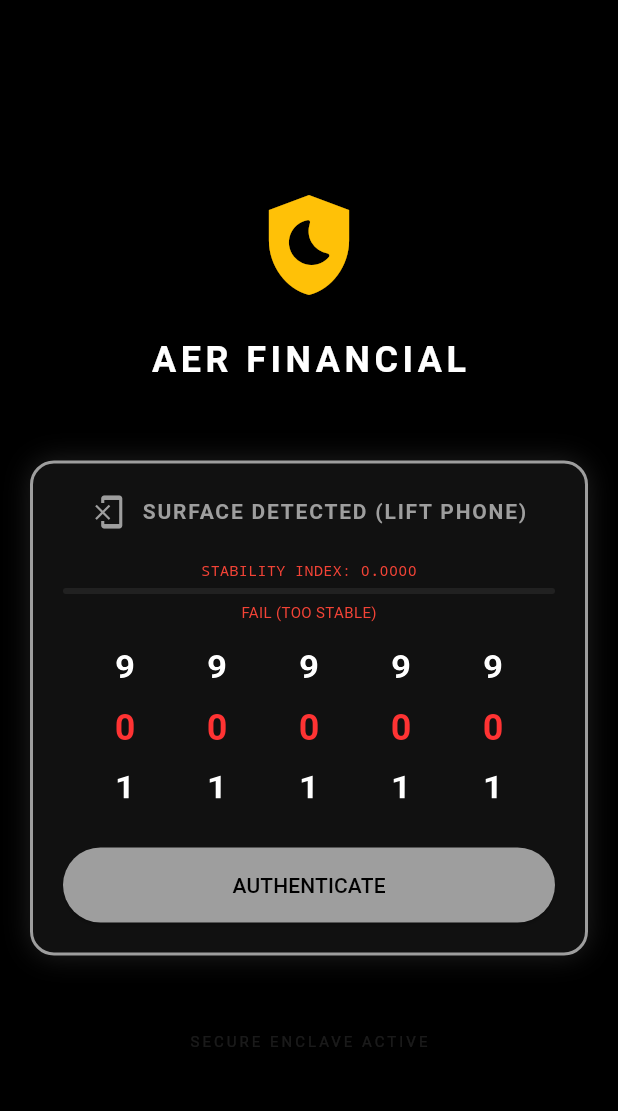
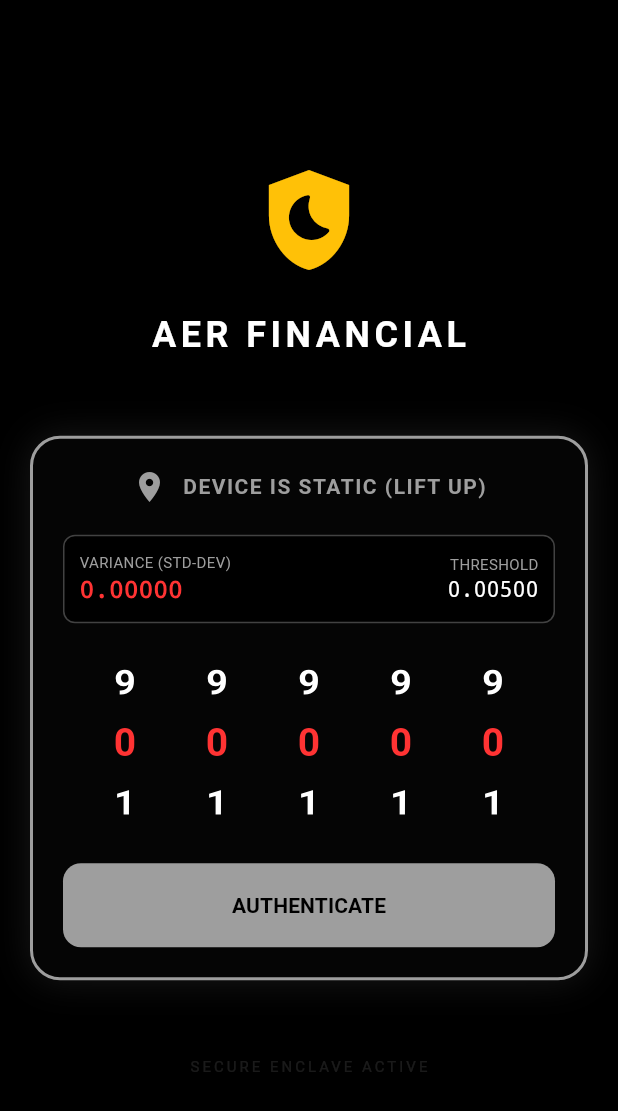
Before and after one commit to aerevo/CryptexAer, a Flutter app: the screen it shows after launch, on a phone screen of 412 x 824 dp. Shown: the top 1111 px of the screen. Run offline on Flutter 3.47's test engine with Material 3 defaults, Android fonts, the phone set to English and light mode, and no system bars; our stand-ins replace sensors_plus, shared_preferences.

Commit message:
Update cla_widget.dart

```diff
--- a/lib/cryptex_lock/src/cla_widget.dart
+++ b/lib/cryptex_lock/src/cla_widget.dart
@@ -1,4 +1,5 @@
 import 'dart:async';
+import 'dart:math'; // WAJIB UNTUK FORMULA MATEMATIK
 import 'package:flutter/material.dart';
 import 'package:flutter/services.dart';
 import 'package:sensors_plus/sensors_plus.dart';
@@ -28,13 +29,16 @@ class CryptexLock extends StatefulWidget {
 class _CryptexLockState extends State<CryptexLock> {
   StreamSubscription<AccelerometerEvent>? _accelSub;
 
-  // SENSOR BARU: HUMAN TREMOR AVERAGING
-  // Kita simpan 50 data terakhir untuk cari purata
-  final List<double> _shakeHistory = [];
-  double _averageShake = 0.0;
-  bool _isStableSurface = true; // Default anggap di meja (Safety First)
+  // DATA SENSOR
+  final List<double> _history = [];
+  double _currentStdDev = 0.0; // Nilai Sisihan Piawai Semasa
+  bool _isHuman = false;       // Keputusan Akhir
 
-  // Warna Status
+  // CONFIG SENSITIVITI
+  // 0.002 adalah sangat rendah. Lantai biasanya < 0.002. Tangan > 0.005.
+  static const double HUMAN_THRESHOLD = 0.005;
+
+  // WARNA
   final Color _colLocked = const Color(0xFFFFD700);
   final Color _colFail = const Color(0xFFFF9800);
   final Color _colJam = const Color(0xFFFF3333);
@@ -48,35 +52,39 @@ class _CryptexLockState extends State<CryptexLock> {
   }
 
   void _startListening() {
-    // Sampling rate accelerometer biasanya 60Hz (60 kali sesaat)
     _accelSub = accelerometerEvents.listen((AccelerometerEvent e) {
-      // 1. Kira magnitud gegaran
-      double magnitude = (e.x.abs() + e.y.abs() + e.z.abs()) / 9.8;
-      double shake = (magnitude - 1.0).abs();
+      // 1. Kira Magnitud Mentah
+      // Kita tak tolak 1.0 disini, sebab kita nak tengok variasi, bukan nilai asal.
+      double magnitude = sqrt(e.x * e.x + e.y * e.y + e.z * e.z);
 
-      // 2. Masukkan dalam sejarah (Rolling Buffer)
-      _shakeHistory.add(shake);
-      if (_shakeHistory.length > 50) {
-        _shakeHistory.removeAt(0); // Buang data lama
+      // 2. Simpan 50 sampel terakhir (kurang 1 saat data)
+      _history.add(magnitude);
+      if (_history.length > 50) {
+        _history.removeAt(0);
       }
 
-      // 3. Kira Purata (Average)
-      // Ini yang membezakan 'Ketuk Skrin' vs 'Pegang Tangan'
-      // Ketuk skrin = Spike sekejap, tapi purata rendah.
-      // Pegang tangan = Sentiasa ada gegaran kecil, purata tinggi.
-      double sum = _shakeHistory.fold(0, (p, c) => p + c);
-      double avg = _shakeHistory.isEmpty ? 0 : sum / _shakeHistory.length;
+      // 3. KIRA SISIHAN PIAWAI (STANDARD DEVIATION)
+      // Ini adalah jantung algoritma baru.
+      if (_history.length > 2) {
+        // A. Cari Min (Purata)
+        double mean = _history.reduce((a, b) => a + b) / _history.length;
 
-      // THRESHOLD MAUT: 0.02
-      // Di lantai: avg biasanya 0.001 - 0.005 (Sangat rendah)
-      // Di tangan: avg biasanya 0.02 - 0.05 (Walaupun cuba diam)
-      bool detectedSurface = avg < 0.02;
+        // B. Cari Varians (Jarak setiap titik dari Min)
+        double variance = _history.map((x) => (x - mean) * (x - mean))
+                                  .reduce((a, b) => a + b) / _history.length;
+
+        // C. Sisihan Piawai = Punca Kuasa Varians
+        double stdDev = sqrt(variance);
+
+        // 4. BANDING DENGAN AMBANG
+        bool detectedHuman = stdDev > HUMAN_THRESHOLD;
 
         if (mounted) {
           setState(() {
-          _averageShake = avg;
-          _isStableSurface = detectedSurface;
+            _currentStdDev = stdDev;
+            _isHuman = detectedHuman;
           });
+        }
       }
     });
   }
@@ -88,11 +96,9 @@ class _CryptexLockState extends State<CryptexLock> {
   }
 
   void _handleUnlock() {
-    // JIKA SURFACE STABIL (MEJA/LANTAI) -> GAGAL
-    // Kita hantar 'false' ke controller jika ia dikesan stabil
-    bool hasHumanTremor = !_isStableSurface;
-
-    widget.controller.validateAttempt(hasPhysicalMovement: hasHumanTremor);
+    // Hantar status Holding Phone ke Controller
+    // Kalau _isHuman FALSE (Lantai), sistem akan JAMMED.
+    widget.controller.validateAttempt(hasPhysicalMovement: _isHuman);
   }
 
   @override
@@ -111,26 +117,24 @@ class _CryptexLockState extends State<CryptexLock> {
     IconData statusIcon;
     bool isInputDisabled = false;
 
-    // Logik Paparan Status (Real-time)
-    bool isHuman = !_isStableSurface;
-
+    // Logik Paparan
     switch (state) {
       case SecurityState.LOCKED:
-        if (isHuman) {
+        if (_isHuman) {
           activeColor = _colLocked;
-          statusText = "BIO-ID: HUMAN DETECTED";
+          statusText = "BIO-METRIC: ACTIVE";
           statusIcon = Icons.fingerprint;
         } else {
           activeColor = _colDead;
-          statusText = "SURFACE DETECTED (LIFT PHONE)";
-          statusIcon = Icons.phonelink_erase;
+          statusText = "DEVICE IS STATIC (LIFT UP)";
+          statusIcon = Icons.place;
         }
         break;
 
       case SecurityState.VALIDATING:
         activeColor = Colors.white;
-        statusText = "ANALYZING MICRO-TREMORS...";
-        statusIcon = Icons.graphic_eq;
+        statusText = "ANALYZING STABILITY...";
+        statusIcon = Icons.query_stats;
         isInputDisabled = true;
         break;
 
@@ -164,10 +168,10 @@ class _CryptexLockState extends State<CryptexLock> {
     return Container(
       padding: const EdgeInsets.all(20),
       decoration: BoxDecoration(
-        color: const Color(0xFF111111),
-        borderRadius: BorderRadius.circular(16),
+        color: const Color(0xFF050505),
+        borderRadius: BorderRadius.circular(20),
         border: Border.all(color: activeColor, width: 2),
-        boxShadow: [BoxShadow(color: activeColor.withOpacity(0.2), blurRadius: 15)],
+        boxShadow: [BoxShadow(color: activeColor.withOpacity(0.15), blurRadius: 20)],
       ),
       child: Column(
         mainAxisSize: MainAxisSize.min,
@@ -179,44 +183,52 @@ class _CryptexLockState extends State<CryptexLock> {
               const SizedBox(width: 10),
               Text(
                 statusText,
-                style: TextStyle(color: activeColor, fontWeight: FontWeight.bold, letterSpacing: 1.2),
+                style: TextStyle(color: activeColor, fontWeight: FontWeight.bold, letterSpacing: 1.0),
               ),
             ],
           ),
 
           const SizedBox(height: 20),
 
-          // DEBUG BAR (WAJIB TENGOK)
-          // Bar ini akan penuh kalau ada tangan, kosong kalau di lantai
+          // --- LIVE DEBUG PANEL (UNTUK KAPTEN) ---
+          // Tengok nombor ni. Kalau lantai, dia mesti 0.00something
+          Container(
+            padding: const EdgeInsets.all(10),
+            decoration: BoxDecoration(
+              color: Colors.black,
+              borderRadius: BorderRadius.circular(8),
+              border: Border.all(color: Colors.grey[800]!),
+            ),
+            child: Row(
+              mainAxisAlignment: MainAxisAlignment.spaceBetween,
+              children: [
                 Column(
+                  crossAxisAlignment: CrossAxisAlignment.start,
                   children: [
+                    const Text("VARIANCE (STD-DEV)", style: TextStyle(color: Colors.grey, fontSize: 10)),
                     Text(
-                "STABILITY INDEX: ${_averageShake.toStringAsFixed(4)}",
+                      _currentStdDev.toStringAsFixed(5), // Tunjuk 5 titik perpuluhan
                       style: TextStyle(
-                  color: isHuman ? Colors.green : Colors.red,
-                  fontSize: 10,
-                  fontFamily: 'monospace'
+                        color: _isHuman ? _colUnlock : _colJam,
+                        fontSize: 16,
+                        fontFamily: 'monospace',
+                        fontWeight: FontWeight.bold
                       ),
                     ),
-              const SizedBox(height: 5),
-              ClipRRect(
-                borderRadius: BorderRadius.circular(5),
-                child: LinearProgressIndicator(
-                  value: (_averageShake * 20).clamp(0.0, 1.0), // Scale up visual
-                  backgroundColor: Colors.grey[900],
-                  color: isHuman ? Colors.green : Colors.red,
-                  minHeight: 4,
+                  ],
+                ),
+                Column(
+                  crossAxisAlignment: CrossAxisAlignment.end,
+                  children: [
+                    const Text("THRESHOLD", style: TextStyle(color: Colors.grey, fontSize: 10)),
+                    const Text("0.00500", style: TextStyle(color: Colors.white, fontSize: 14, fontFamily: 'monospace')),
+                  ],
+                ),
+              ],
             ),
           ),
-              const SizedBox(height: 5),
-              Text(
-                 isHuman ? "PASS" : "FAIL (TOO STABLE)",
-                 style: TextStyle(color: isHuman ? Colors.green : Colors.red, fontSize: 10),
-              )
-            ],
-          ),
 
-          const SizedBox(height: 10),
+          const SizedBox(height: 20),
 
           SizedBox(
             height: 120,
@@ -235,12 +247,16 @@ class _CryptexLockState extends State<CryptexLock> {
             width: double.infinity,
             child: ElevatedButton(
               style: ElevatedButton.styleFrom(
-                backgroundColor: isInputDisabled ? Colors.grey[800] : activeColor,
+                backgroundColor: isInputDisabled ? Colors.grey[900] : activeColor,
                 foregroundColor: Colors.black,
-                padding: const EdgeInsets.symmetric(vertical: 15),
+                padding: const EdgeInsets.symmetric(vertical: 18),
+                shape: RoundedRectangleBorder(borderRadius: BorderRadius.circular(12)),
               ),
               onPressed: isInputDisabled ? null : _handleUnlock,
-              child: Text(state == SecurityState.HARD_LOCK ? "LOCKED" : "AUTHENTICATE"),
+              child: Text(
+                state == SecurityState.HARD_LOCK ? "SYSTEM LOCKED" : "AUTHENTICATE",
+                style: const TextStyle(fontWeight: FontWeight.bold),
+              ),
             ),
           ),
         ],
@@ -265,8 +281,8 @@ class _CryptexLockState extends State<CryptexLock> {
               child: Text(
                 '$num',
                 style: TextStyle(
-                  color: disabled ? Colors.grey : (num == 0 ? _colJam : Colors.white),
-                  fontSize: 24,
+                  color: disabled ? Colors.grey[700] : (num == 0 ? _colJam : Colors.white),
+                  fontSize: 26,
                   fontWeight: FontWeight.bold
                 ),
               ),
```
Lines whose indentation alone changed are shown as unchanged.
